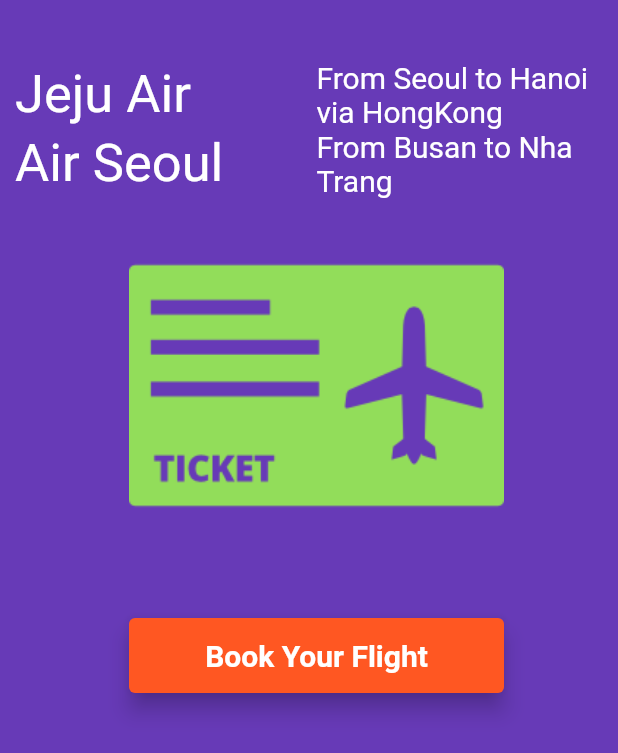
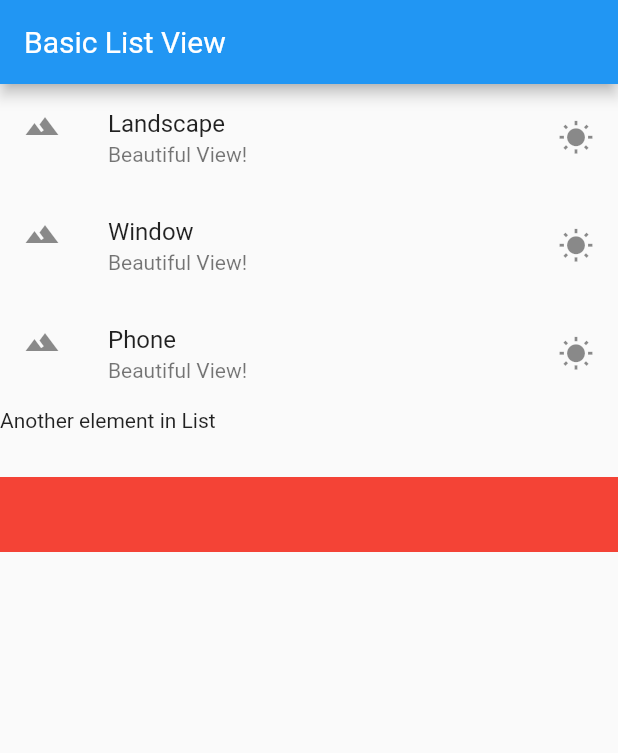
Before and after one commit to minhbka/flutter_tutorial, a Flutter app: the screen it shows after launch, on a phone screen of 412 x 824 dp. Shown: the top 753 px of the screen. Run offline on Flutter 3.47's test engine with Material 2 defaults, Android fonts, the phone set to English and light mode, and no system bars.

Commit message:
Basic List View

```diff
--- a/lib/main.dart
+++ b/lib/main.dart
@@ -4,6 +4,42 @@
   runApp(MaterialApp(
     debugShowCheckedModeBanner: false,
     title: "Exploring UI widgets",
-    home: Home(),
+    home: Scaffold(
+      appBar: AppBar(title: Text("Basic List View")),
+      body:getListView()
+    ),
   ));
 }
+
+Widget getListView(){
+  var listView = new ListView(
+    children:<Widget>[
+      ListTile(
+        leading:Icon(Icons.landscape),
+        title: Text("Landscape"),
+        subtitle: Text("Beautiful View!"),
+        trailing:Icon(Icons.wb_sunny),
+        onTap: ()=>debugPrint("Landscape tapped"),
+      ),
+      ListTile(
+        leading:Icon(Icons.landscape),
+        title: Text("Window"),
+        subtitle: Text("Beautiful View!"),
+        trailing:Icon(Icons.wb_sunny),
+      ),
+      ListTile(
+        leading:Icon(Icons.landscape),
+        title: Text("Phone"),
+        subtitle: Text("Beautiful View!"),
+        trailing:Icon(Icons.wb_sunny),
+      ),
+      Text("Another element in List"),
+      Container(
+        margin:EdgeInsets.only(top:30.0),
+        color:Colors.red,
+        height: 50.0
+      )
+    ]
+  );
+  return listView;
+}
```
